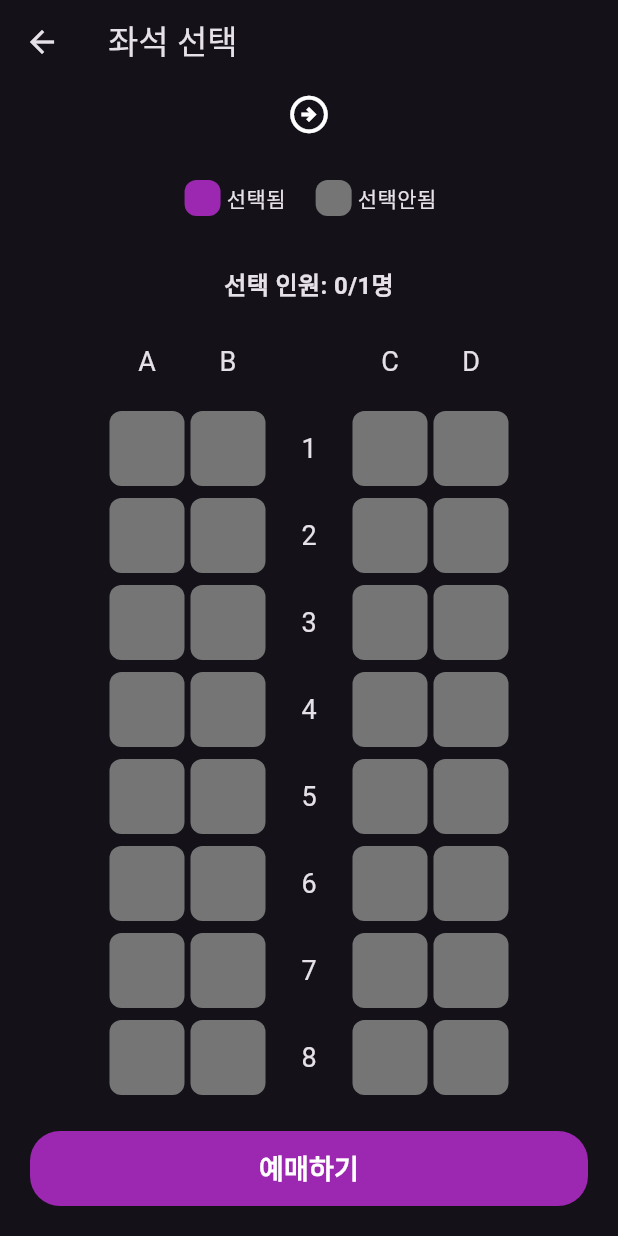
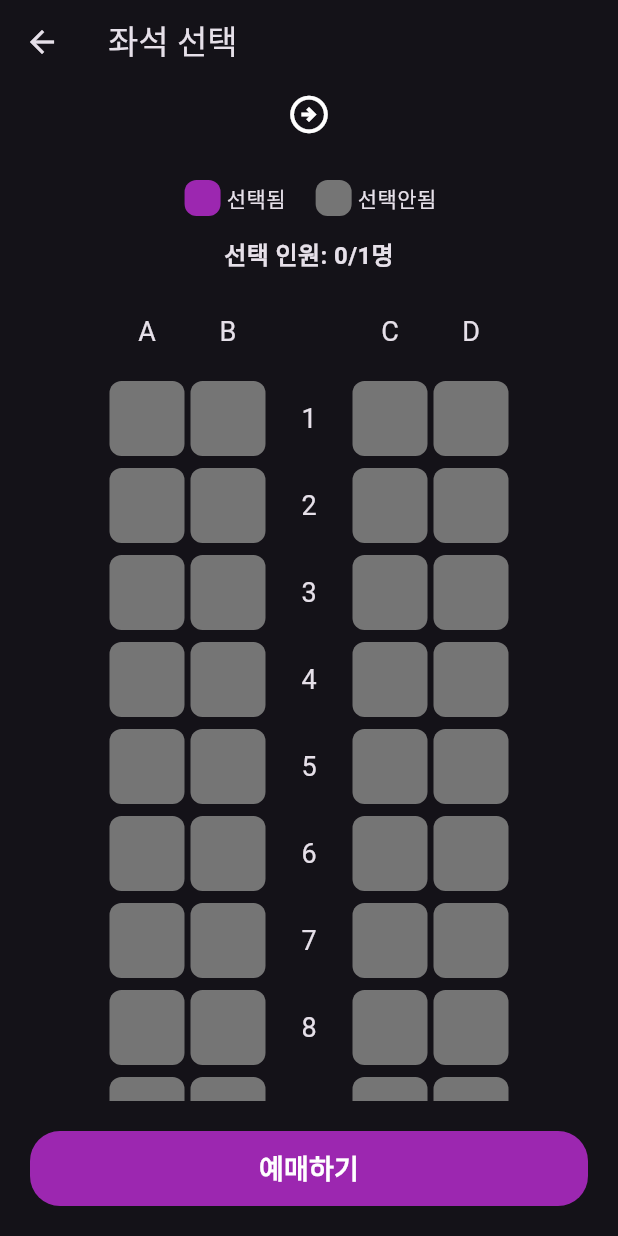
Before and after one commit to HKang0302/flutter_train_app, a Flutter app: the SeatPage screen opened directly with empty values, on a phone screen of 412 x 824 dp. Run offline on Flutter 3.47's test engine with Material 3 defaults, Android fonts, the phone set to English and light mode, and no system bars.

Commit message:
change: seat page layout

```diff
--- a/lib/screens/seat_page.dart
+++ b/lib/screens/seat_page.dart
@@ -65,7 +65,7 @@ class _SeatPageState extends State<SeatPage> {
               ],
             ),
             Container(
-              padding: EdgeInsets.all(20),
+              padding: EdgeInsets.only(top: 20, bottom: 10),
               child: Row(
                 mainAxisAlignment: MainAxisAlignment.center,
                 children: [
@@ -79,13 +79,11 @@ class _SeatPageState extends State<SeatPage> {
                 ],
               ),
             ),
-            Container(
-              padding: EdgeInsets.all(10),
-              child: Text(
-                '선택 인원: ${selectedSeats.length}/${widget.passengerCount.total}명',
-                style: TextStyle(fontSize: 16, fontWeight: FontWeight.bold),
-              ),
+            Text(
+              '선택 인원: ${selectedSeats.length}/${widget.passengerCount.total}명',
+              style: TextStyle(fontSize: 16, fontWeight: FontWeight.bold),
             ),
+            SizedBox(height: 10),
             Expanded(
               child: SingleChildScrollView(
                 child: SizedBox(
```
